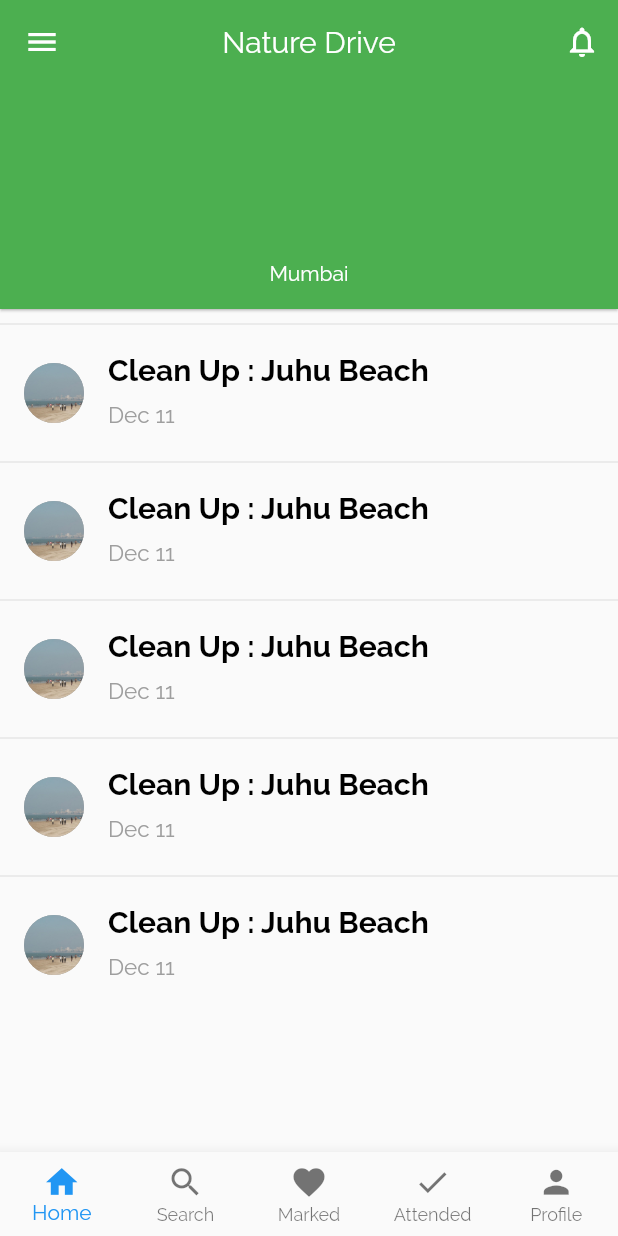
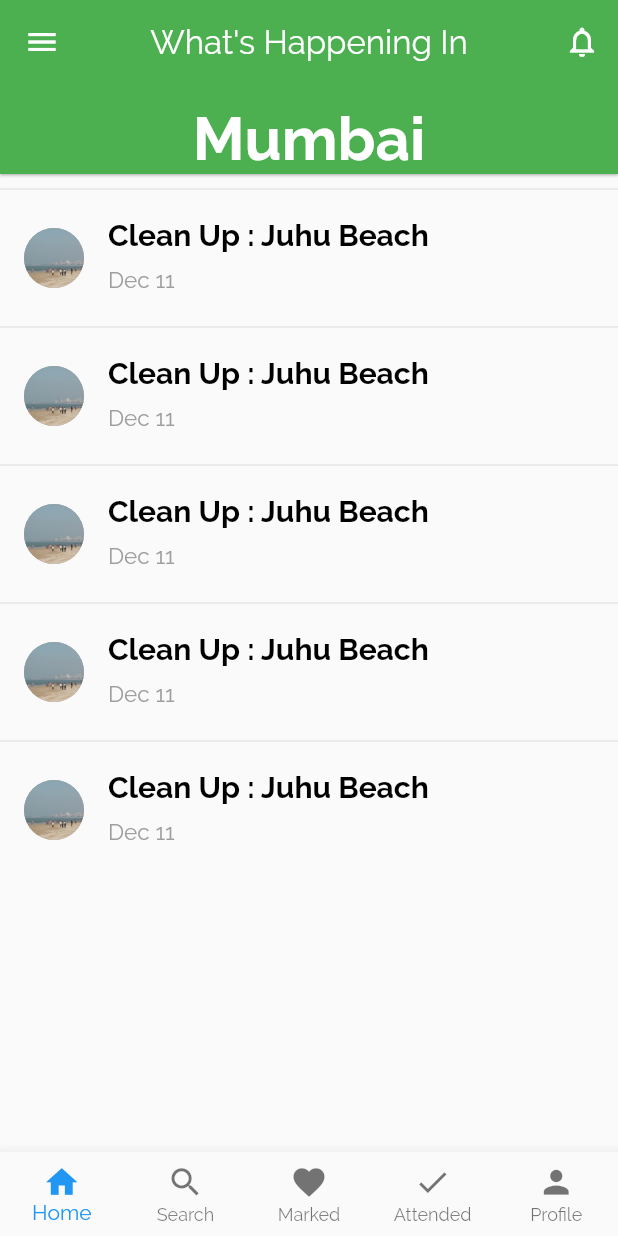
Before and after one commit to Dharmin8/social_app, a Flutter app: the screen it shows after launch, on a phone screen of 412 x 824 dp. Run offline on Flutter 3.47's test engine with Material 2 defaults, Android fonts, the phone set to English and light mode, and no system bars.

```diff
--- a/lib/app_home.dart
+++ b/lib/app_home.dart
@@ -4,6 +4,7 @@ import 'package:social_app/view_search.dart';
 import 'package:social_app/view_home.dart';
 import 'package:social_app/view_favorite.dart';
 import 'package:social_app/view_profile.dart';
+import 'package:social_app/location_select.dart';
 
 class AppHome extends StatefulWidget {
   @override
@@ -31,23 +32,41 @@ class _AppHomeState extends State<AppHome> with SingleTickerProviderStateMixin {
     return new Scaffold(
       appBar: new AppBar(
         centerTitle: true,
-        title: new Text("Nature Drive"),
+        title: new Text(
+          "What's Happening In",
+          style: (TextStyle(fontSize: 22)),
+        ),
         elevation: 0.7,
         bottom: PreferredSize(
-          preferredSize: Size(50, 150),
+          preferredSize: Size(50, 60),
           child: Container(
             alignment: Alignment.center,
             child: RaisedButton(
                 textColor: Colors.white,
                 color: Colors.green,
-                child: Text("Mumbai"),
+                child: Text(
+                  "Mumbai",
+                  style: TextStyle(
+                      fontSize: 40,
+                      fontWeight: FontWeight.bold,
+                      fontFamily: 'Raleway'),
+                ),
                 elevation: 0,
                 onPressed: () {}),
           ),
         ),
         actions: <Widget>[
           IconButton(
-            onPressed: () {},
+            onPressed: () {
+              Navigator.push(
+                context,
+                MaterialPageRoute(
+                  builder: (context) {
+                    return LocationSelect();
+                  },
+                ),
+              );
+            },
             icon: new Icon(Icons.notifications_none),
           )
         ],
```
Also changed, not shown: lib/location_select.dart (added, +105 -0 lines), lib/model/drive_locations.dart (added, +24 -0 lines).
